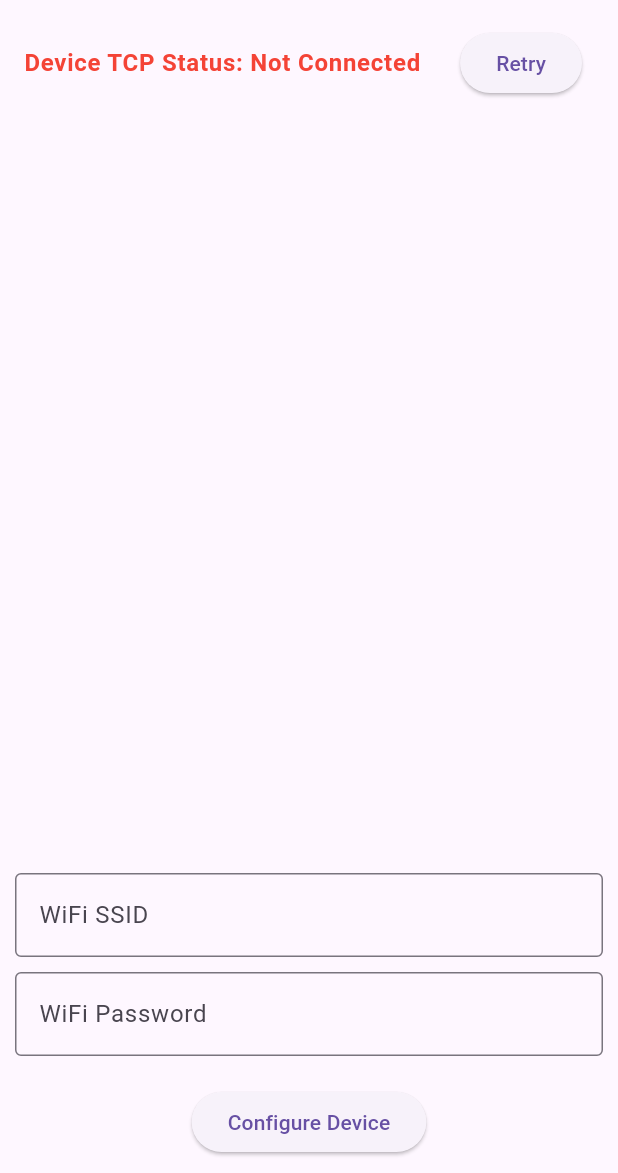
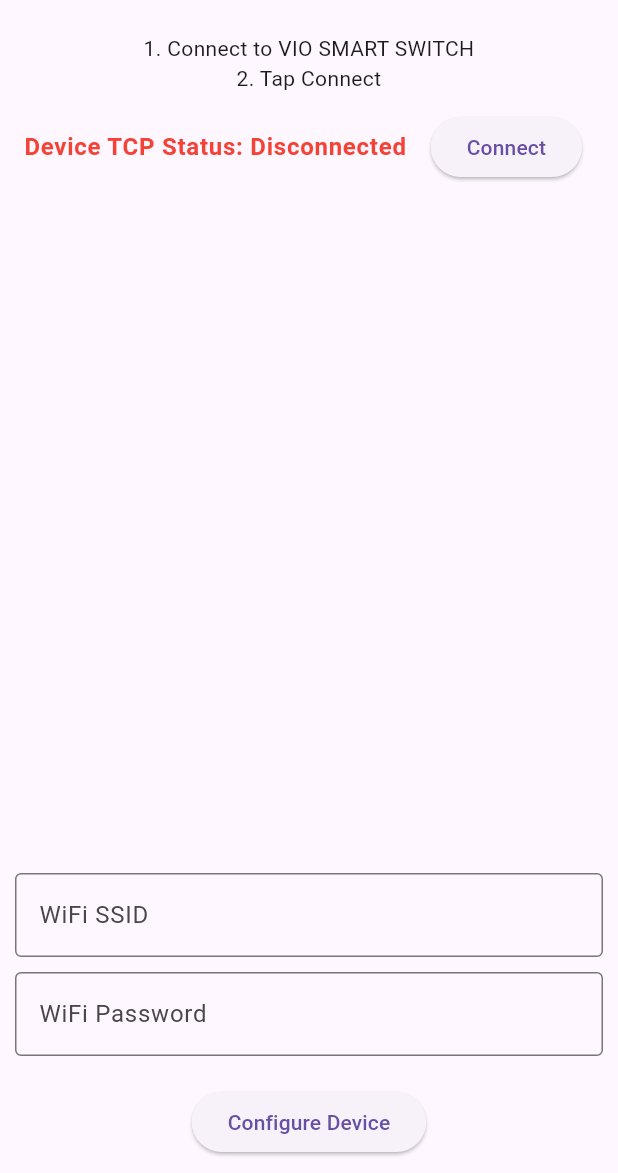
Before and after one commit to SaiMehtre/configuration-app, a Flutter app: the screen it shows after launch, on a phone screen of 412 x 824 dp, the part 63-1236 px from its top. Run offline on Flutter 3.47's test engine with Material 3 defaults, Android fonts, the phone set to English and light mode, and no system bars; missing offline and left inert: wifi_iot.

Commit message:
Improved UI with Connect button and better TCP status UX

```diff
--- a/lib/screens/home_screen.dart
+++ b/lib/screens/home_screen.dart
@@ -54,9 +54,17 @@
               leading: const Icon(Icons.wifi, color: Colors.green),
             ),
 
+          const Padding(
+            padding: EdgeInsets.all(8.0),
+            child: Text(
+              "1. Connect to VIO SMART SWITCH\n2. Tap Connect",
+              textAlign: TextAlign.center,
+            ),
+          ),
+
           ListTile(
             title: Text(
-              "Device TCP Status: ${deviceProvider.isConnected ? "Connected" : deviceProvider.isConnecting ? "Connecting..." : "Not Connected"}",
+              "Device TCP Status: ${deviceProvider.isConnected ? "Connected" : deviceProvider.isConnecting ? "Connecting..." : "Disconnected"}",
               style: TextStyle(
                 color: deviceProvider.isConnected
                     ? Colors.green
@@ -66,23 +74,27 @@
                 fontWeight: FontWeight.bold,
               ),
             ),
-            trailing: !deviceProvider.isConnected && !deviceProvider.isConnecting
+            trailing: !deviceProvider.isConnected
               ? ElevatedButton(
-                    onPressed: () async {
+                  onPressed: deviceProvider.isConnecting
+                    ? null
+                    : () async {
                         try {
                           await deviceProvider.connectToDevice();
                           ScaffoldMessenger.of(context).showSnackBar(
-                          const SnackBar(content: Text("TCP Connected!")),
+                            const SnackBar(content: Text("Connected to device")),
                           );
                         } catch (e) {
                           ScaffoldMessenger.of(context).showSnackBar(
-                          SnackBar(content: Text("TCP connect failed: $e")),
+                            const SnackBar(content: Text("Connection failed")),
                           );
                         }
                       },
-                    child: const Text("Retry"),
+                  child: Text(
+                    deviceProvider.isConnecting ? "Connecting..." : "Connect",
+                  ),
                 )
-                : null,
+              : const Icon(Icons.check_circle, color: Colors.green),
           ),
 
           Expanded(
```
Lines whose indentation alone changed are shown as unchanged.
